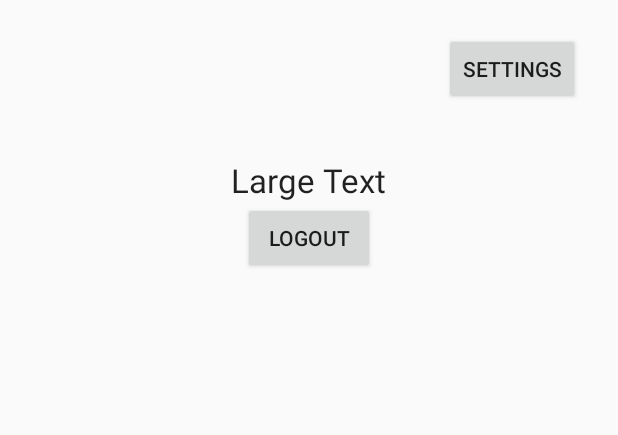
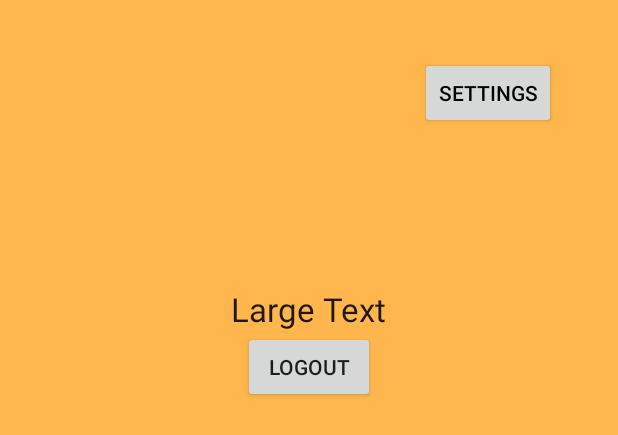
Before and after one commit to HoppaTeamSDA4/Finchild, an Android app: the layout activity_profile.xml on its own in the app's theme, with its tools: preview values and no code run, on a phone screen of 412 x 824 dp. Shown: the top 435 px of the screen. Run offline under Robolectric (Android 15) with nearby library versions, the phone set to English and light mode, and no system bars.

Commit message:
Add color to profile  page

```diff
--- a/app/src/main/java/com/finchild/hoppateam/sda4/finchild/Control.java
+++ b/app/src/main/java/com/finchild/hoppateam/sda4/finchild/Control.java
@@ -35,7 +35,7 @@ public class Control extends AppCompatActivity {
     public void onClick(View view) {
         //if btnSpendLimit is pressed
         if (view == btnSpendLimit){
-            // Create an Intent to start the control activity
+            // Create an Intent to start the ChildSpendLimit activity
             Intent spendLimitIntent = new Intent(this, ChildSpendLimit.class);
             // Start the activity.
             startActivity(spendLimitIntent);
--- a/app/src/main/res/layout/activity_profile.xml
+++ b/app/src/main/res/layout/activity_profile.xml
@@ -1,7 +1,30 @@
 <?xml version="1.0" encoding="utf-8"?>
-<RelativeLayout xmlns:android="http://schemas.android.com/apk/res/android"
+<LinearLayout xmlns:android="http://schemas.android.com/apk/res/android"
+    xmlns:app="http://schemas.android.com/apk/res-auto"
+    xmlns:tools="http://schemas.android.com/tools"
     android:layout_width="match_parent"
-    android:layout_height="match_parent">
+    android:layout_height="match_parent"
+    android:layout_centerHorizontal="true"
+    android:background="@color/colorBackground"
+    android:orientation="vertical"
+    android:paddingLeft="16dp"
+    android:paddingTop="16dp"
+    android:paddingRight="16dp"
+    android:paddingBottom="16dp"
+    tools:context=".ProfileActivity">
+
+    <Button
+        android:id="@+id/btnSetting"
+        android:layout_width="wrap_content"
+        android:layout_height="wrap_content"
+        android:layout_alignParentTop="true"
+        android:layout_alignParentEnd="true"
+        android:layout_marginTop="22dp"
+        android:layout_marginEnd="25dp"
+        android:layout_gravity="right"
+        android:text="Settings"
+        android:textColor="@color/colorTextButton"
+        android:onClick="onClick"/>
 
     <LinearLayout
         android:layout_width="match_parent"
@@ -29,16 +52,5 @@
 
     </LinearLayout>
 
-    <Button
-        android:id="@+id/btnSetting"
-        android:layout_width="wrap_content"
-        android:layout_height="wrap_content"
-        android:layout_alignParentTop="true"
-        android:layout_alignParentEnd="true"
-        android:layout_marginTop="22dp"
-        android:layout_marginEnd="25dp"
-        android:text="Settings"
-        android:onClick="onClick"/>
 
-
-</RelativeLayout>
+</LinearLayout>
--- a/app/src/main/res/values/colors.xml
+++ b/app/src/main/res/values/colors.xml
@@ -6,7 +6,7 @@
 
     <color name="colorTextTitle">#ffffff</color>
     <color name="colorText">#000000</color>
-    <color name="colorBackground">#FFC107</color>
+    <color name="colorBackground">#ffb74d</color>
     <color name="colorTextButton">#000000</color>
     <color name="colorBackgroundEditText">#ffffff</color>
 
--- a/app/src/main/res/values/styles.xml
+++ b/app/src/main/res/values/styles.xml
@@ -1,13 +1,11 @@
 <resources>
 
     <!-- Base application theme. -->
-    <style name="AppTheme" parent="Theme.AppCompat.Light.DarkActionBar">
+    <style name="AppTheme" parent="Theme.AppCompat.Light.NoActionBar">
         <!-- Customize your theme here. -->
         <item name="colorPrimary">@color/colorPrimary</item>
         <item name="colorPrimaryDark">@color/colorPrimaryDark</item>
         <item name="colorAccent">@color/colorAccent</item>
     </style>
 
-
-
 </resources>
```
